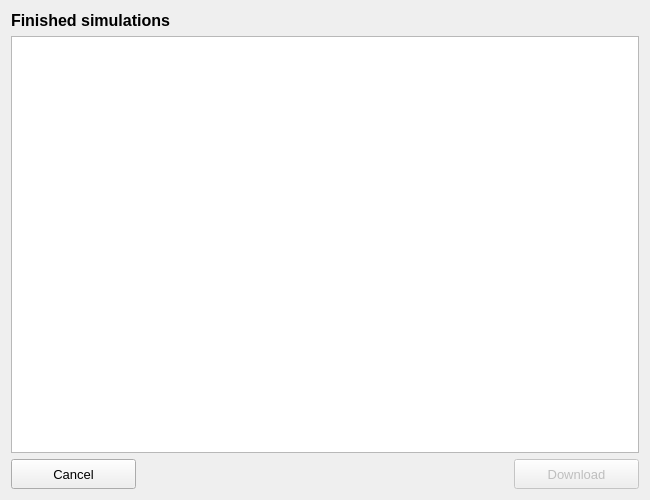
This is threedi_models_and_simulations/ui/simulation_results.ui in nens/threedi-api-qgis-client as Qt 5 draws it before an edit. The edited form follows.
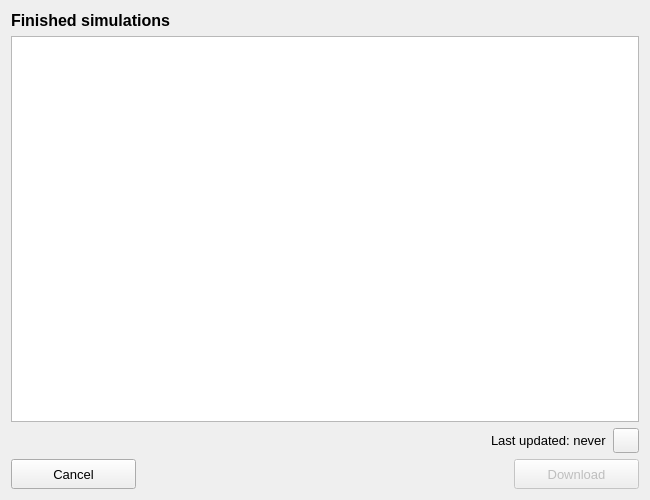
This is the edited form. Icons and pictures are not drawn.

Commit message:
Refresh button (#522)
* Added refresh buttons.
* Implementing `last updated` label.

The edit to the form file:
```diff
--- a/threedi_models_and_simulations/ui/simulation_results.ui
+++ b/threedi_models_and_simulations/ui/simulation_results.ui
@@ -29,7 +29,7 @@
    <string>Results</string>
   </property>
   <layout class="QGridLayout" name="gridLayout">
-   <item row="2" column="0" colspan="5">
+   <item row="3" column="0" colspan="5">
     <layout class="QGridLayout" name="gridLayout_2">
      <property name="bottomMargin">
       <number>0</number>
@@ -102,16 +102,6 @@
      </item>
     </layout>
    </item>
-   <item row="1" column="0" colspan="5">
-    <widget class="QTreeView" name="tv_finished_sim_tree">
-     <property name="editTriggers">
-      <set>QAbstractItemView::NoEditTriggers</set>
-     </property>
-     <property name="sortingEnabled">
-      <bool>true</bool>
-     </property>
-    </widget>
-   </item>
    <item row="0" column="0">
     <widget class="QLabel" name="label">
      <property name="font">
@@ -127,6 +117,60 @@
      </property>
     </widget>
    </item>
+   <item row="1" column="0" colspan="5">
+    <widget class="QTreeView" name="tv_finished_sim_tree">
+     <property name="editTriggers">
+      <set>QAbstractItemView::NoEditTriggers</set>
+     </property>
+     <property name="sortingEnabled">
+      <bool>true</bool>
+     </property>
+    </widget>
+   </item>
+   <item row="2" column="0" colspan="5">
+    <layout class="QHBoxLayout" name="horizontalLayout_2">
+     <property name="bottomMargin">
+      <number>0</number>
+     </property>
+     <item>
+      <spacer name="horizontalSpacer_2">
+       <property name="orientation">
+        <enum>Qt::Horizontal</enum>
+       </property>
+       <property name="sizeHint" stdset="0">
+        <size>
+         <width>40</width>
+         <height>20</height>
+        </size>
+       </property>
+      </spacer>
+     </item>
+     <item>
+      <widget class="QLabel" name="label_last_updated">
+       <property name="text">
+        <string>Last updated: never</string>
+       </property>
+      </widget>
+     </item>
+     <item>
+      <widget class="QToolButton" name="refresh_btn">
+       <property name="toolTip">
+        <string>Refresh</string>
+       </property>
+       <property name="icon">
+        <iconset>
+         <normaloff>../icons/refresh.svg</normaloff>../icons/refresh.svg</iconset>
+       </property>
+       <property name="iconSize">
+        <size>
+         <width>18</width>
+         <height>18</height>
+        </size>
+       </property>
+      </widget>
+     </item>
+    </layout>
+   </item>
   </layout>
  </widget>
  <resources/>
```
The commit also changes 13 other files.
